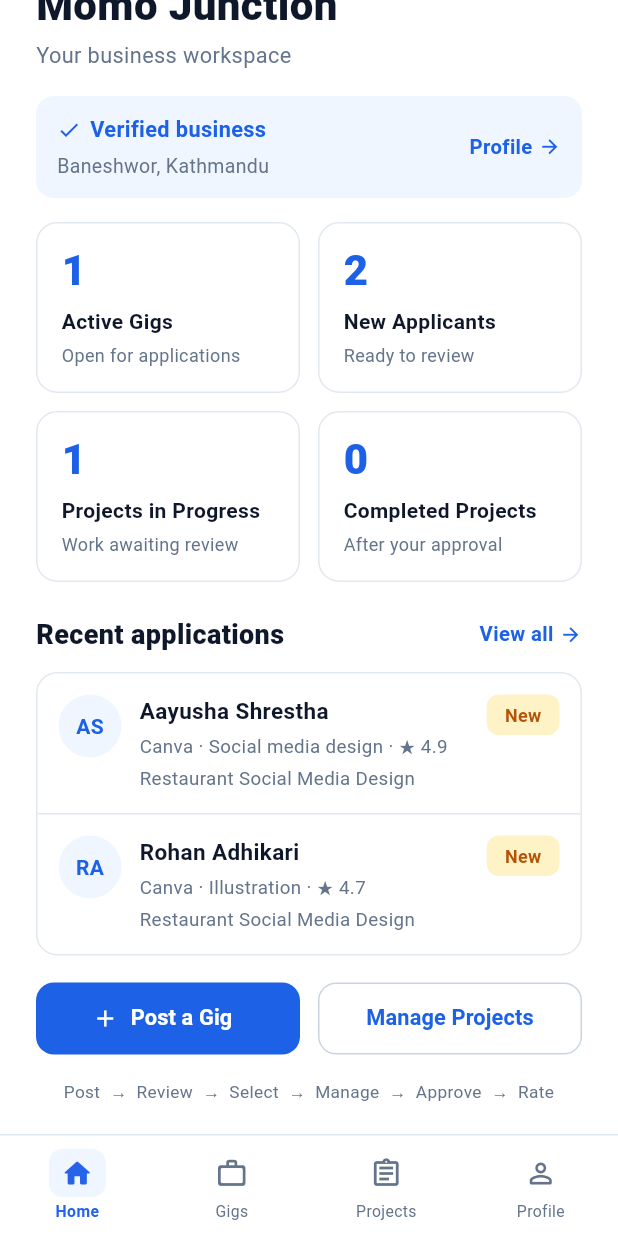
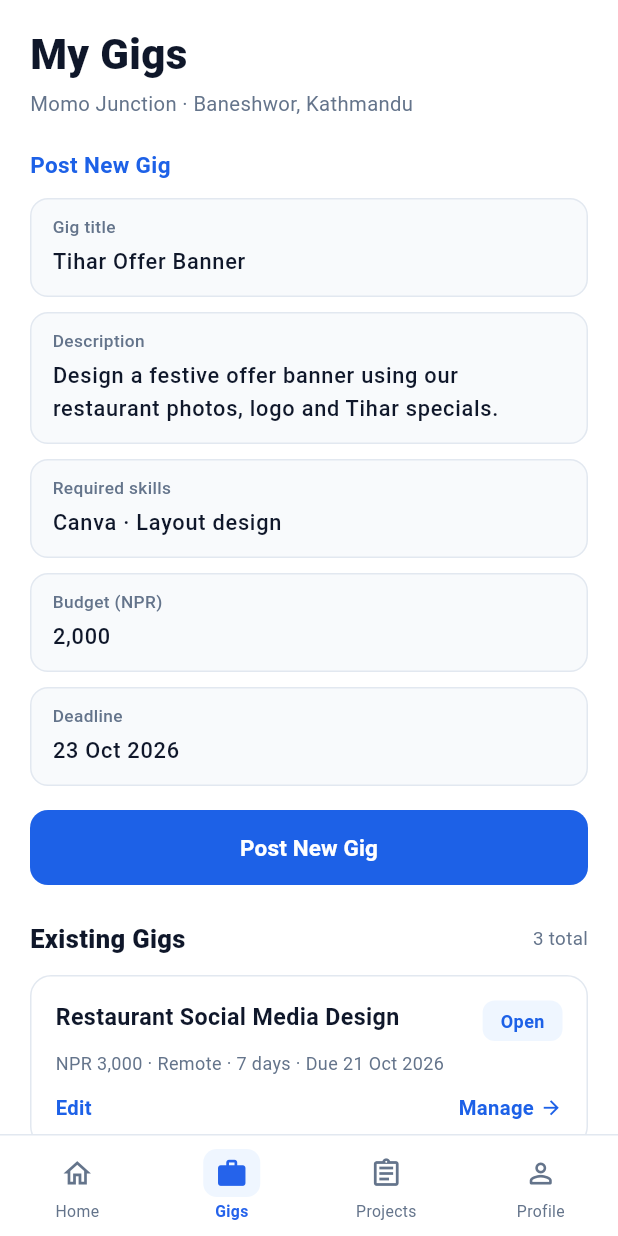
Before and after one commit to arpitsthaa/workbee-app, a Flutter app: the BusinessDashboardScreen screen opened directly, scrolled down 99 dp, after a tap on "Post a Gig", on a phone screen of 412 x 824 dp. Run offline on Flutter 3.47's test engine with Material 3 defaults, Android fonts, the phone set to English and light mode, and no system bars; our stand-ins replace shared_preferences; accounts and stored records are empty; network calls fail.

Commit message:
Added browse gigs screen of business dashboard

```diff
--- a/workbee_frontend/lib/views/auth/login_screen.dart
+++ b/workbee_frontend/lib/views/auth/login_screen.dart
@@ -6,6 +6,7 @@ import 'package:workbee_frontend/views/auth/register_student_screen.dart';
 import 'package:workbee_frontend/views/auth/register_business_screen.dart';
 import 'package:workbee_frontend/views/student/student_dashboard_screen.dart';
 import 'package:workbee_frontend/views/business/business_dashboard_screen.dart';
+
 
 class LoginScreen extends StatefulWidget {
   const LoginScreen({super.key});
--- a/workbee_frontend/lib/views/business/business_dashboard_screen.dart
+++ b/workbee_frontend/lib/views/business/business_dashboard_screen.dart
@@ -1,4 +1,5 @@
 import 'package:flutter/material.dart';
+import 'package:workbee_frontend/views/business/business_gigs_screen.dart';
 
 class BusinessDashboardScreen extends StatefulWidget {
   final String businessName;
@@ -23,6 +24,18 @@ class _BusinessDashboardScreenState extends State<BusinessDashboardScreen> {
     if (parts.isEmpty || parts.first.isEmpty) return 'MJ';
     if (parts.length == 1) return parts.first[0].toUpperCase();
     return '${parts.first[0]}${parts.last[0]}'.toUpperCase();
+  }
+
+  void _openGigsScreen() {
+    Navigator.push(
+      context,
+      MaterialPageRoute(
+        builder: (context) => BusinessGigsScreen(
+          businessName: widget.businessName,
+          location: widget.location,
+        ),
+      ),
+    );
   }
 
   @override
@@ -302,7 +315,7 @@ class _BusinessDashboardScreenState extends State<BusinessDashboardScreen> {
                         child: SizedBox(
                           height: 48,
                           child: ElevatedButton.icon(
-                            onPressed: () {},
+                            onPressed: _openGigsScreen,
                             icon: const Icon(Icons.add, size: 18),
                             label: const Text(
                               'Post a Gig',
@@ -390,7 +403,7 @@ class _BusinessDashboardScreenState extends State<BusinessDashboardScreen> {
                 activeIcon: Icons.work_rounded,
                 label: 'Gigs',
                 selected: _selectedIndex == 1,
-                onTap: () => setState(() => _selectedIndex = 1),
+                onTap: _openGigsScreen,
               ),
               _BottomNavItem(
                 icon: Icons.assignment_outlined,
--- /dev/null
+++ b/workbee_frontend/lib/views/business/business_gigs_screen.dart
@@ -0,0 +1,492 @@
+import 'package:flutter/material.dart';
+
+class BusinessGigsScreen extends StatefulWidget {
+  final String businessName;
+  final String location;
+
+  const BusinessGigsScreen({
+    super.key,
+    this.businessName = 'Momo Junction',
+    this.location = 'Baneshwor, Kathmandu',
+  });
+
+  @override
+  State<BusinessGigsScreen> createState() => _BusinessGigsScreenState();
+}
+
+class _BusinessGigsScreenState extends State<BusinessGigsScreen> {
+  final TextEditingController _titleController =
+  TextEditingController(text: 'Tihar Offer Banner');
+  final TextEditingController _descriptionController = TextEditingController(
+    text:
+    'Design a festive offer banner using our restaurant photos, logo and Tihar specials.',
+  );
+  final TextEditingController _skillsController =
+  TextEditingController(text: 'Canva · Layout design');
+  final TextEditingController _budgetController =
+  TextEditingController(text: '2,000');
+  final TextEditingController _deadlineController =
+  TextEditingController(text: '23 Oct 2026');
+
+  int _selectedNavIndex = 1;
+
+  @override
+  void dispose() {
+    _titleController.dispose();
+    _descriptionController.dispose();
+    _skillsController.dispose();
+    _budgetController.dispose();
+    _deadlineController.dispose();
+    super.dispose();
+  }
+
+  @override
+  Widget build(BuildContext context) {
+    const primaryBlue = Color(0xFF1D61E7);
+    const darkText = Color(0xFF0F172A);
+    const mutedText = Color(0xFF64748B);
+    const borderColor = Color(0xFFE2E8F0);
+    const inputFill = Color(0xFFF8FAFC);
+
+    return Scaffold(
+      backgroundColor: Colors.white,
+      body: SafeArea(
+        child: Center(
+          child: ConstrainedBox(
+            constraints: const BoxConstraints(maxWidth: 480),
+            child: SingleChildScrollView(
+              padding: const EdgeInsets.fromLTRB(20, 16, 20, 24),
+              child: Column(
+                crossAxisAlignment: CrossAxisAlignment.start,
+                children: [
+                  // Header
+                  const Text(
+                    'My Gigs',
+                    style: TextStyle(
+                      fontSize: 28,
+                      fontWeight: FontWeight.w800,
+                      color: darkText,
+                    ),
+                  ),
+                  const SizedBox(height: 4),
+                  Text(
+                    '${widget.businessName} · ${widget.location}',
+                    style: const TextStyle(
+                      fontSize: 13.5,
+                      color: mutedText,
+                    ),
+                  ),
+                  const SizedBox(height: 20),
+
+                  // Section Title
+                  const Text(
+                    'Post New Gig',
+                    style: TextStyle(
+                      fontSize: 15,
+                      fontWeight: FontWeight.w700,
+                      color: primaryBlue,
+                    ),
+                  ),
+                  const SizedBox(height: 12),
+
+                  // Gig Title
+                  _LabeledBoxField(
+                    label: 'Gig title',
+                    controller: _titleController,
+                    fillColor: inputFill,
+                    borderColor: borderColor,
+                  ),
+                  const SizedBox(height: 10),
+
+                  // Description
+                  _LabeledBoxField(
+                    label: 'Description',
+                    controller: _descriptionController,
+                    fillColor: inputFill,
+                    borderColor: borderColor,
+                    maxLines: 2,
+                  ),
+                  const SizedBox(height: 10),
+
+                  // Required Skills
+                  _LabeledBoxField(
+                    label: 'Required skills',
+                    controller: _skillsController,
+                    fillColor: inputFill,
+                    borderColor: borderColor,
+                  ),
+                  const SizedBox(height: 10),
+
+                  // Budget (NPR)
+                  _LabeledBoxField(
+                    label: 'Budget (NPR)',
+                    controller: _budgetController,
+                    fillColor: inputFill,
+                    borderColor: borderColor,
+                    keyboardType: TextInputType.number,
+                  ),
+                  const SizedBox(height: 10),
+
+                  // Deadline
+                  _LabeledBoxField(
+                    label: 'Deadline',
+                    controller: _deadlineController,
+                    fillColor: inputFill,
+                    borderColor: borderColor,
+                  ),
+                  const SizedBox(height: 16),
+
+                  // Post New Gig Button (visual only for now)
+                  SizedBox(
+                    width: double.infinity,
+                    height: 50,
+                    child: ElevatedButton(
+                      onPressed: () {},
+                      style: ElevatedButton.styleFrom(
+                        backgroundColor: primaryBlue,
+                        foregroundColor: Colors.white,
+                        elevation: 0,
+                        shape: RoundedRectangleBorder(
+                          borderRadius: BorderRadius.circular(12),
+                        ),
+                      ),
+                      child: const Text(
+                        'Post New Gig',
+                        style: TextStyle(
+                          fontSize: 15,
+                          fontWeight: FontWeight.w700,
+                        ),
+                      ),
+                    ),
+                  ),
+                  const SizedBox(height: 24),
+
+                  // Existing Gigs Header
+                  const Row(
+                    mainAxisAlignment: MainAxisAlignment.spaceBetween,
+                    children: [
+                      Text(
+                        'Existing Gigs',
+                        style: TextStyle(
+                          fontSize: 17,
+                          fontWeight: FontWeight.w800,
+                          color: darkText,
+                        ),
+                      ),
+                      Text(
+                        '3 total',
+                        style: TextStyle(
+                          fontSize: 12.5,
+                          color: mutedText,
+                        ),
+                      ),
+                    ],
+                  ),
+                  const SizedBox(height: 12),
+
+                  // Existing Gig 1: Open
+                  const _ExistingGigCard(
+                    title: 'Restaurant Social Media Design',
+                    meta: 'NPR 3,000 · Remote · 7 days · Due 21 Oct 2026',
+                    statusText: 'Open',
+                    statusBg: Color(0xFFEFF6FF),
+                    statusColor: primaryBlue,
+                  ),
+                  const SizedBox(height: 12),
+
+                  // Existing Gig 2: In Progress
+                  const _ExistingGigCard(
+                    title: 'Festive Menu Flyer',
+                    meta: 'NPR 1,500 · Suman Karki · Due 16 Oct 2026',
+                    statusText: 'In Progress',
+                    statusBg: Color(0xFFFEF3C7),
+                    statusColor: Color(0xFFB45309),
+                  ),
+                  const SizedBox(height: 12),
+
+                  // Existing Gig 3: Closed
+                  const _ExistingGigCard(
+                    title: 'Weekend Photo Shoot',
+                    meta: 'NPR 2,500 · Closed without hiring',
+                    statusText: 'Closed',
+                    statusBg: Color(0xFFFEF3C7),
+                    statusColor: Color(0xFFB45309),
+                  ),
+                ],
+              ),
+            ),
+          ),
+        ),
+      ),
+      bottomNavigationBar: SafeArea(
+        top: false,
+        child: Container(
+          height: 68,
+          decoration: const BoxDecoration(
+            color: Colors.white,
+            border: Border(
+              top: BorderSide(color: Color(0xFFE2E8F0), width: 1),
+            ),
+          ),
+          child: Row(
+            children: [
+              _BottomNavItem(
+                icon: Icons.home_outlined,
+                activeIcon: Icons.home_rounded,
+                label: 'Home',
+                selected: _selectedNavIndex == 0,
+                onTap: () => setState(() => _selectedNavIndex = 0),
+              ),
+              _BottomNavItem(
+                icon: Icons.work_outline_rounded,
+                activeIcon: Icons.work_rounded,
+                label: 'Gigs',
+                selected: _selectedNavIndex == 1,
+                onTap: () => setState(() => _selectedNavIndex = 1),
+              ),
+              _BottomNavItem(
+                icon: Icons.assignment_outlined,
+                activeIcon: Icons.assignment_rounded,
+                label: 'Projects',
+                selected: _selectedNavIndex == 2,
+                onTap: () => setState(() => _selectedNavIndex = 2),
+              ),
+              _BottomNavItem(
+                icon: Icons.person_outline_rounded,
+                activeIcon: Icons.person_rounded,
+                label: 'Profile',
+                selected: _selectedNavIndex == 3,
+                onTap: () => setState(() => _selectedNavIndex = 3),
+              ),
+            ],
+          ),
+        ),
+      ),
+    );
+  }
+}
+
+class _LabeledBoxField extends StatelessWidget {
+  final String label;
+  final TextEditingController controller;
+  final Color fillColor;
+  final Color borderColor;
+  final int maxLines;
+  final TextInputType keyboardType;
+
+  const _LabeledBoxField({
+    required this.label,
+    required this.controller,
+    required this.fillColor,
+    required this.borderColor,
+    this.maxLines = 1,
+    this.keyboardType = TextInputType.text,
+  });
+
+  @override
+  Widget build(BuildContext context) {
+    return Container(
+      width: double.infinity,
+      padding: const EdgeInsets.fromLTRB(14, 10, 14, 10),
+      decoration: BoxDecoration(
+        color: fillColor,
+        borderRadius: BorderRadius.circular(12),
+        border: Border.all(color: borderColor),
+      ),
+      child: Column(
+        crossAxisAlignment: CrossAxisAlignment.start,
+        children: [
+          Text(
+            label,
+            style: const TextStyle(
+              fontSize: 11.5,
+              color: Color(0xFF64748B),
+              fontWeight: FontWeight.w500,
+            ),
+          ),
+          const SizedBox(height: 2),
+          TextField(
+            controller: controller,
+            maxLines: maxLines,
+            keyboardType: keyboardType,
+            style: const TextStyle(
+              fontSize: 14.5,
+              color: Color(0xFF0F172A),
+              fontWeight: FontWeight.w500,
+            ),
+            decoration: const InputDecoration(
+              isDense: true,
+              contentPadding: EdgeInsets.symmetric(vertical: 2),
+              border: InputBorder.none,
+            ),
+          ),
+        ],
+      ),
+    );
+  }
+}
+
+class _ExistingGigCard extends StatelessWidget {
+  final String title;
+  final String meta;
+  final String statusText;
+  final Color statusBg;
+  final Color statusColor;
+
+  const _ExistingGigCard({
+    required this.title,
+    required this.meta,
+    required this.statusText,
+    required this.statusBg,
+    required this.statusColor,
+  });
+
+  @override
+  Widget build(BuildContext context) {
+    const primaryBlue = Color(0xFF1D61E7);
+
+    return Container(
+      width: double.infinity,
+      padding: const EdgeInsets.all(16),
+      decoration: BoxDecoration(
+        color: Colors.white,
+        borderRadius: BorderRadius.circular(14),
+        border: Border.all(color: const Color(0xFFE2E8F0)),
+      ),
+      child: Column(
+        crossAxisAlignment: CrossAxisAlignment.start,
+        children: [
+          Row(
+            crossAxisAlignment: CrossAxisAlignment.start,
+            children: [
+              Expanded(
+                child: Text(
+                  title,
+                  style: const TextStyle(
+                    fontSize: 15.5,
+                    fontWeight: FontWeight.w700,
+                    color: Color(0xFF0F172A),
+                  ),
+                ),
+              ),
+              const SizedBox(width: 8),
+              Container(
+                padding:
+                const EdgeInsets.symmetric(horizontal: 12, vertical: 5),
+                decoration: BoxDecoration(
+                  color: statusBg,
+                  borderRadius: BorderRadius.circular(8),
+                ),
+                child: Text(
+                  statusText,
+                  style: TextStyle(
+                    fontSize: 12,
+                    fontWeight: FontWeight.w700,
+                    color: statusColor,
+                  ),
+                ),
+              ),
+            ],
+          ),
+          const SizedBox(height: 6),
+          Text(
+            meta,
+            style: const TextStyle(
+              fontSize: 12,
+              color: Color(0xFF64748B),
+            ),
+          ),
+          const SizedBox(height: 12),
+          Row(
+            mainAxisAlignment: MainAxisAlignment.spaceBetween,
+            children: [
+              GestureDetector(
+                onTap: () {},
+                child: const Text(
+                  'Edit',
+                  style: TextStyle(
+                    fontSize: 13.5,
+                    fontWeight: FontWeight.w700,
+                    color: primaryBlue,
+                  ),
+                ),
+              ),
+              GestureDetector(
+                onTap: () {},
+                child: const Row(
+                  children: [
+                    Text(
+                      'Manage',
+                      style: TextStyle(
+                        fontSize: 13.5,
+                        fontWeight: FontWeight.w700,
+                        color: primaryBlue,
+                      ),
+                    ),
+                    SizedBox(width: 4),
+                    Icon(Icons.arrow_forward, size: 15, color: primaryBlue),
+                  ],
+                ),
+              ),
+            ],
+          ),
+        ],
+      ),
+    );
+  }
+}
+
+class _BottomNavItem extends StatelessWidget {
+  final IconData icon;
+  final IconData activeIcon;
+  final String label;
+  final bool selected;
+  final VoidCallback onTap;
+
+  const _BottomNavItem({
+    required this.icon,
+    required this.activeIcon,
+    required this.label,
+    required this.selected,
+    required this.onTap,
+  });
+
+  @override
+  Widget build(BuildContext context) {
+    const blue = Color(0xFF2563EB);
+
+    return Expanded(
+      child: InkWell(
+        onTap: onTap,
+        child: Column(
+          mainAxisAlignment: MainAxisAlignment.center,
+          children: [
+            Container(
+              width: 38,
+              height: 32,
+              decoration: BoxDecoration(
+                color: selected ? const Color(0xFFEFF6FF) : Colors.transparent,
+                borderRadius: BorderRadius.circular(9),
+              ),
+              alignment: Alignment.center,
+              child: Icon(
+                selected ? activeIcon : icon,
+                size: 22,
+                color: selected ? blue : const Color(0xFF64748B),
+              ),
+            ),
+            const SizedBox(height: 2),
+            Text(
+              label,
+              style: TextStyle(
+                fontSize: 10.5,
+                fontWeight: selected ? FontWeight.w600 : FontWeight.w400,
+                color: selected ? blue : const Color(0xFF64748B),
+              ),
+            ),
+          ],
+        ),
+      ),
+    );
+  }
+}
```
